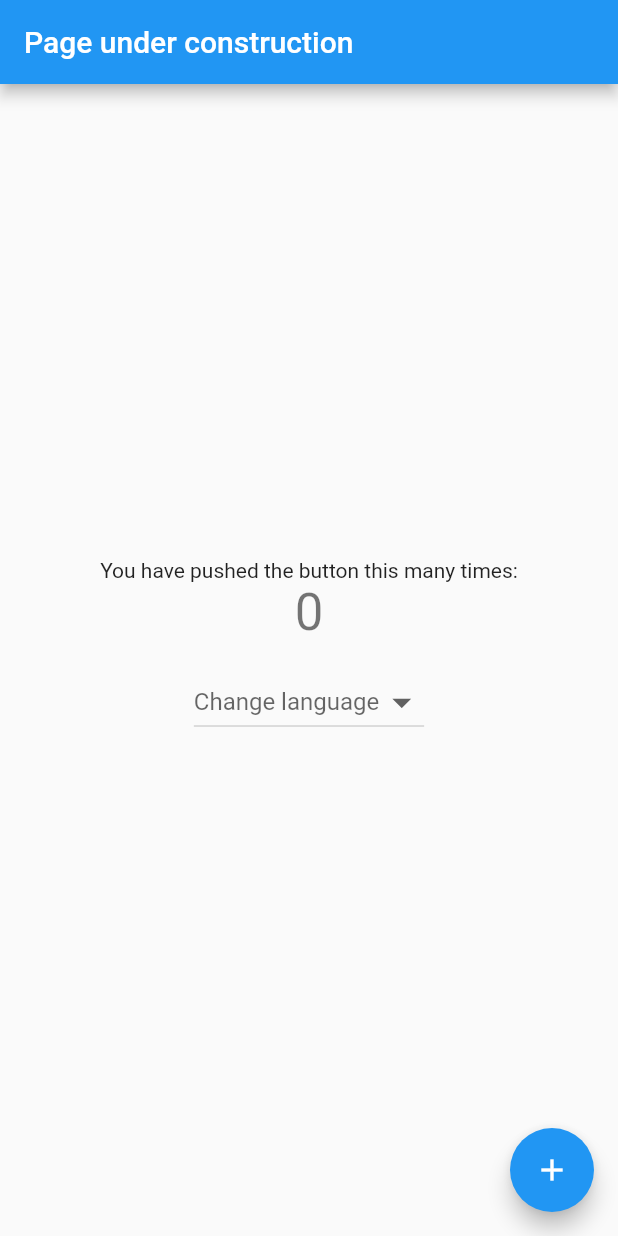
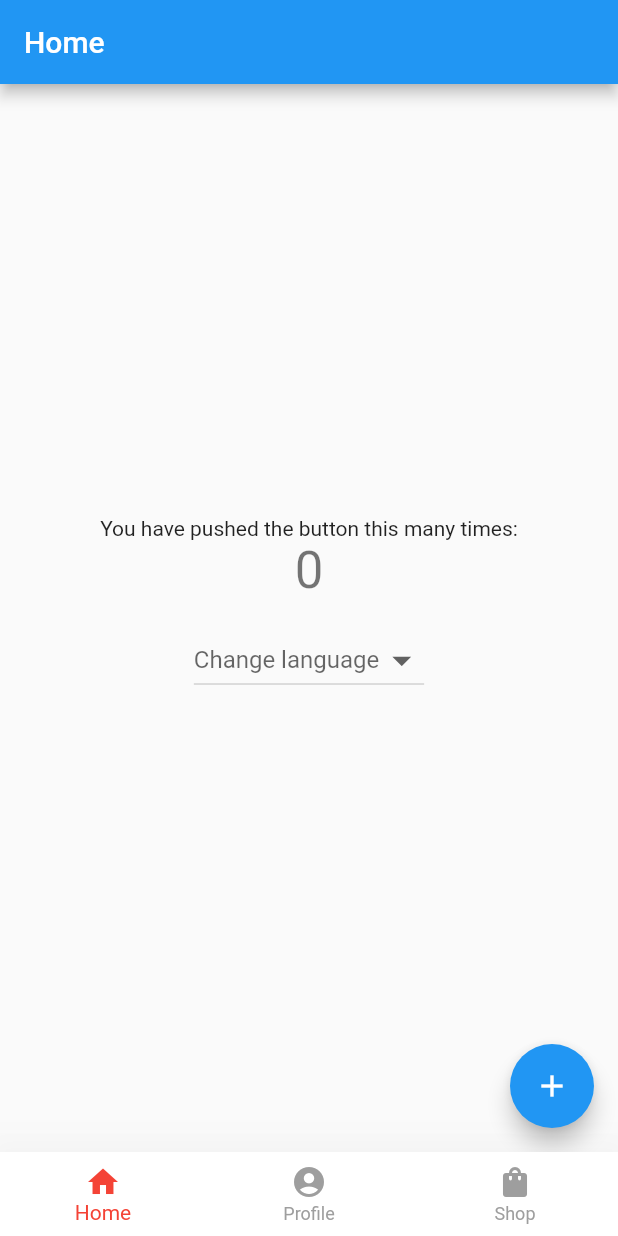
Before and after one commit to AyaFathy577/demo, a Flutter app: the screen it shows after launch, on a phone screen of 412 x 824 dp. Run offline on Flutter 3.47's test engine with Material 2 defaults, Android fonts, the phone set to English and light mode, and no system bars; our stand-ins replace shared_preferences.

Commit message:
add tabs screen

```diff
--- a/lib/app_routes.dart
+++ b/lib/app_routes.dart
@@ -1,5 +1,6 @@
 import 'package:demo/constants/variables.dart';
 import 'package:demo/presentation_layer/screens/home_screen.dart';
+import 'package:demo/presentation_layer/screens/tabs_screen.dart';
 import 'package:flutter/material.dart';
 
 class AppRoutes {
@@ -10,6 +11,10 @@ class AppRoutes {
         return MaterialPageRoute(
           builder: (_) => HomeScreen(title: args as String),
         );
+      case Variables.tabsScreen:
+        return MaterialPageRoute(
+          builder: (_) => const TabsPage(),
+        );
     }
   }
 }
--- a/lib/constants/functions.dart
+++ b/lib/constants/functions.dart
@@ -1,4 +1,5 @@
 import 'package:demo/data_layer/providers/counter_provider.dart';
+import 'package:demo/data_layer/providers/tabs_provider.dart';
 import 'package:provider/provider.dart';
 import 'package:provider/single_child_widget.dart';
 import 'package:demo/data_layer/providers/language_provider.dart';
@@ -9,6 +10,7 @@ class Functions {
     return [
       ChangeNotifierProvider.value(value: LanguageProvider()),
       ChangeNotifierProvider.value(value: CounterProvider()),
+      ChangeNotifierProvider.value(value: TabsProvider()),
     ];
   }
 }
--- a/lib/constants/variables.dart
+++ b/lib/constants/variables.dart
@@ -18,4 +18,5 @@ class Variables {
   ///routes
   static const String splashScreen = "/splash_screen";
   static const String homeScreen = "/home_screen";
+  static const String tabsScreen = "/tabs_screen";
 }
--- /dev/null
+++ b/lib/data_layer/providers/tabs_provider.dart
@@ -0,0 +1,15 @@
+import 'package:flutter/material.dart';
+
+class TabsProvider extends ChangeNotifier {
+  int _currentIndex = 0;
+
+  int get currentIndex => _currentIndex;
+
+  updateCurrentIndex(int value) {
+    _currentIndex = value;
+    notifyListeners();
+  }
+  initCurrentIndex() {
+    _currentIndex = 0;
+  }
+}
--- a/lib/presentation_layer/screens/home_screen.dart
+++ b/lib/presentation_layer/screens/home_screen.dart
@@ -18,7 +18,7 @@ class _HomeScreenState extends State<HomeScreen> {
   Widget build(BuildContext context) {
     return Scaffold(
       appBar: AppBar(
-        title: Text(getTranslated(context, widget.title)!),
+        title: Text(widget.title),
       ),
       body: Center(
         child: Column(
--- a/lib/presentation_layer/screens/splash_screen.dart
+++ b/lib/presentation_layer/screens/splash_screen.dart
@@ -21,7 +21,7 @@ class _SplashScreenState extends State<SplashScreen> {
       () => Navigator.pushReplacementNamed(
         context,
         //navigate to different page (login/home)
-        user != '' ? Variables.homeScreen : Variables.homeScreen,
+        user != '' ? Variables.tabsScreen : Variables.tabsScreen,
         arguments: "page_under_construction",
       ),
     );
--- /dev/null
+++ b/lib/presentation_layer/screens/tabs_screen.dart
@@ -0,0 +1,144 @@
+import 'package:demo/data_layer/providers/tabs_provider.dart';
+import 'package:demo/localization/language_constants.dart';
+import 'package:demo/presentation_layer/screens/home_screen.dart';
+import 'package:flutter/material.dart';
+import 'package:provider/provider.dart';
+
+class TabsPage extends StatefulWidget {
+  const TabsPage({Key? key}) : super(key: key);
+
+  @override
+  State<TabsPage> createState() => _TabsPageState();
+}
+
+class _TabsPageState extends State<TabsPage> {
+  final GlobalKey<ScaffoldState> _globalKey = GlobalKey();
+  bool _init = true;
+  final List<Widget> children = <Widget>[
+    const HomeScreen(
+      title: 'Home',
+    ),
+    const Scaffold(
+      body: Center(child: Text("Profile"),),
+    ),
+    const Scaffold(
+      body: Center(child: Text("Shop"),),
+    ),
+  ];
+
+  @override
+  void initState() {
+    Provider.of<TabsProvider>(context, listen: false).initCurrentIndex();
+    super.initState();
+  }
+
+  @override
+  Widget build(BuildContext context) {
+    return Consumer<TabsProvider>(
+      builder: (context, provider, child) {
+        return Scaffold(
+          key: _globalKey,
+          bottomNavigationBar: BottomNavigationBar(
+            backgroundColor: Colors.white,
+            elevation: 30,
+            items: const [
+              BottomNavigationBarItem(
+                icon: Icon(Icons.home),
+                label: 'Home',
+              ),
+              BottomNavigationBarItem(
+                icon: Icon(Icons.account_circle),
+                label: 'Profile',
+              ),
+              BottomNavigationBarItem(
+                icon: Icon(Icons.shopping_bag),
+                label: 'Shop',
+              ),
+            ],
+            selectedItemColor: Colors.red,
+            unselectedItemColor: Colors.grey,
+            currentIndex: provider.currentIndex,
+            onTap: (index) {
+              // if (isGuest) {
+              //   showDialog(
+              //     context: context,
+              //     builder: (BuildContext context) => CommonAlert(
+              //       actionMethod: () =>
+              //           Navigator.pushNamed(context, signInPage),
+              //       content: getTranslated(context, "you_are_guest")! +
+              //           '\n' +
+              //           getTranslated(context, "please_sign_in")!,
+              //       actionBtn: getTranslated(context, 'ok')!,
+              //       cancelBtn: getTranslated(context, 'cancel')!,
+              //     ),
+              //   );
+              // } else {
+              provider.updateCurrentIndex(index);
+              // }
+            },
+          ),
+          body: WillPopScope(
+            onWillPop: () {
+              if (_globalKey.currentState!.isDrawerOpen) {
+                Navigator.pop(context); // closes the drawer if opened
+                return Future.value(false); // won't exit the app
+              } else {
+                return Future.value(false);
+              }
+            },
+            child: Builder(builder: (context) {
+              if (_init) {
+                _init = false;
+                // _configureFCM();
+              }
+              return children[provider.currentIndex];
+            }),
+          ),
+        );
+      },
+    );
+  }
+
+  // void _configureFCM() {
+  //   final FirebaseMessaging _firebaseMessaging = FirebaseMessaging.instance;
+  //   _firebaseMessaging.getInitialMessage();
+  //   FirebaseMessaging.onMessage.listen((RemoteMessage? event) {
+  //     /// event!.data ==> {notification_type: order_status_notification, order_id: 12121, status_id: 19}
+  //     debugPrint('event!.data----------FCM-----------\n${event!.data}');
+  //     if (event.data['notification_type'] == 'order_status_notification' &&
+  //         mounted) {
+  //       OrderRepository().updateOrder(
+  //           context, event.data['status_id'], event.data['order_id']);
+  //       Flushbar(
+  //         flushbarPosition: FlushbarPosition.TOP,
+  //         flushbarStyle: FlushbarStyle.FLOATING,
+  //         reverseAnimationCurve: Curves.decelerate,
+  //         forwardAnimationCurve: Curves.elasticOut,
+  //         leftBarIndicatorColor: AppColors.primaryColor,
+  //         borderRadius: const BorderRadius.all(Radius.circular(8)),
+  //         icon: const Icon(Icons.info, color: AppColors.primaryColor),
+  //         shouldIconPulse: false,
+  //         titleText: Text(
+  //           '${event.notification!.title}',
+  //           style: const TextStyle(color: AppColors.black, fontSize: 12),
+  //         ),
+  //         messageText: Text('${event.notification!.body}',
+  //             style: const TextStyle(color: AppColors.black, fontSize: 12),
+  //             textAlign: TextAlign.start),
+  //         duration: const Duration(seconds: 5),
+  //         backgroundColor: AppColors.white,
+  //       ).show(context);
+  //     } else if (event.data['notification_type'] == 'inactive') {
+  //       _logOut();
+  //     }
+  //   });
+  // }
+
+  // void _logOut() {
+  //   SharedPref sharedPref = SharedPref();
+  //   sharedPref.removeAll();
+  //   isGuest = true;
+  //   Navigator.pushNamedAndRemoveUntil(context, splashPage, (route) => false);
+  // }
+
+}
```
